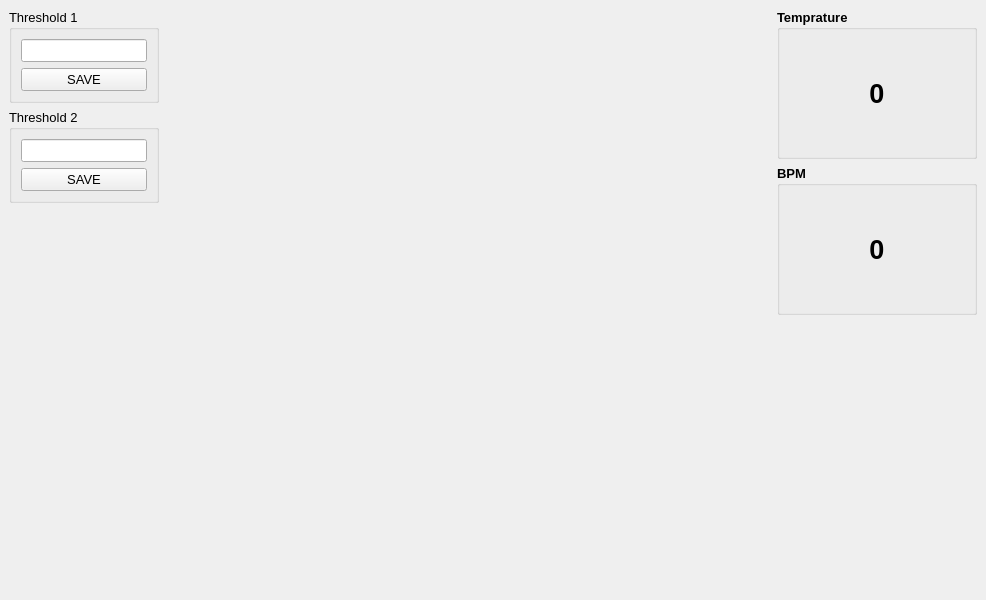
This is MainWindow.ui in faisalrao778/ECGSoftware as Qt 5 draws it before an edit. The edited form follows.
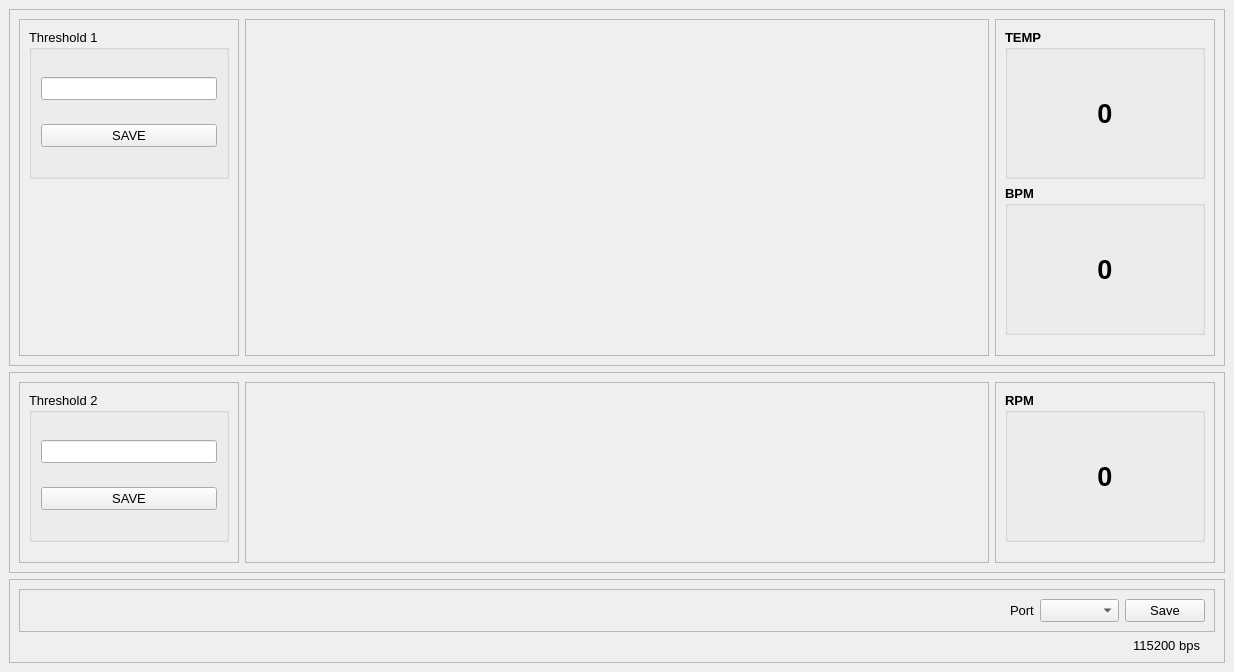
This is the edited form.

Commit message: Milestone tasks complete

Patch:
```diff
--- a/MainWindow.ui
+++ b/MainWindow.ui
@@ -6,8 +6,8 @@
    <rect>
     <x>0</x>
     <y>0</y>
-    <width>986</width>
-    <height>600</height>
+    <width>1234</width>
+    <height>672</height>
    </rect>
   </property>
   <property name="windowTitle">
@@ -21,6 +21,30 @@
        <enum>QLayout::SetDefaultConstraint</enum>
       </property>
       <item>
+       <widget class="QFrame" name="frame_ecg">
+        <property name="frameShape">
+         <enum>QFrame::StyledPanel</enum>
+        </property>
+        <property name="frameShadow">
+         <enum>QFrame::Raised</enum>
+        </property>
+        <layout class="QHBoxLayout" name="horizontalLayout_5">
+         <item>
+          <widget class="QFrame" name="frame_ecg_controls">
+           <property name="maximumSize">
+            <size>
+             <width>220</width>
+             <height>16777215</height>
+            </size>
+           </property>
+           <property name="frameShape">
+            <enum>QFrame::StyledPanel</enum>
+           </property>
+           <property name="frameShadow">
+            <enum>QFrame::Raised</enum>
+           </property>
+           <layout class="QVBoxLayout" name="verticalLayout_5">
+            <item>
        <widget class="QGroupBox" name="groupBox_threshold">
         <property name="sizePolicy">
          <sizepolicy hsizetype="Preferred" vsizetype="Preferred">
@@ -30,8 +54,8 @@
         </property>
         <property name="minimumSize">
          <size>
-          <width>150</width>
-          <height>0</height>
+                <width>200</width>
+                <height>150</height>
          </size>
         </property>
         <property name="maximumSize">
@@ -73,11 +97,207 @@
        </widget>
       </item>
       <item>
+             <spacer name="verticalSpacer">
+              <property name="orientation">
+               <enum>Qt::Vertical</enum>
+              </property>
+              <property name="sizeHint" stdset="0">
+               <size>
+                <width>20</width>
+                <height>40</height>
+               </size>
+              </property>
+             </spacer>
+            </item>
+           </layout>
+          </widget>
+         </item>
+         <item>
+          <widget class="QFrame" name="frame_ecg_chart">
+           <property name="frameShape">
+            <enum>QFrame::StyledPanel</enum>
+           </property>
+           <property name="frameShadow">
+            <enum>QFrame::Raised</enum>
+           </property>
+           <layout class="QVBoxLayout" name="verticalLayout_7">
+            <item>
+             <layout class="QGridLayout" name="gridLayout_chart1">
+              <property name="sizeConstraint">
+               <enum>QLayout::SetMaximumSize</enum>
+              </property>
+             </layout>
+            </item>
+            <item>
+             <spacer name="verticalSpacer_5">
+              <property name="orientation">
+               <enum>Qt::Vertical</enum>
+              </property>
+              <property name="sizeHint" stdset="0">
+               <size>
+                <width>20</width>
+                <height>40</height>
+               </size>
+              </property>
+             </spacer>
+            </item>
+           </layout>
+          </widget>
+         </item>
+         <item>
+          <widget class="QFrame" name="frame_ecg_data">
+           <property name="maximumSize">
+            <size>
+             <width>220</width>
+             <height>16777215</height>
+            </size>
+           </property>
+           <property name="frameShape">
+            <enum>QFrame::StyledPanel</enum>
+           </property>
+           <property name="frameShadow">
+            <enum>QFrame::Raised</enum>
+           </property>
+           <layout class="QVBoxLayout" name="verticalLayout_3">
+            <item>
+             <widget class="QGroupBox" name="groupBox_temp">
+              <property name="minimumSize">
+               <size>
+                <width>200</width>
+                <height>150</height>
+               </size>
+              </property>
+              <property name="maximumSize">
+               <size>
+                <width>200</width>
+                <height>150</height>
+               </size>
+              </property>
+              <property name="font">
+               <font>
+                <pointsize>10</pointsize>
+                <weight>75</weight>
+                <bold>true</bold>
+               </font>
+              </property>
+              <property name="title">
+               <string>TEMP</string>
+              </property>
+              <layout class="QHBoxLayout" name="horizontalLayout">
+               <item>
+                <widget class="QLabel" name="label_temp">
+                 <property name="font">
+                  <font>
+                   <pointsize>20</pointsize>
+                   <weight>75</weight>
+                   <bold>true</bold>
+                  </font>
+                 </property>
+                 <property name="text">
+                  <string>0</string>
+                 </property>
+                 <property name="alignment">
+                  <set>Qt::AlignCenter</set>
+                 </property>
+                </widget>
+               </item>
+              </layout>
+             </widget>
+            </item>
+            <item>
+             <widget class="QGroupBox" name="groupBox_bpm">
+              <property name="minimumSize">
+               <size>
+                <width>200</width>
+                <height>150</height>
+               </size>
+              </property>
+              <property name="maximumSize">
+               <size>
+                <width>200</width>
+                <height>150</height>
+               </size>
+              </property>
+              <property name="font">
+               <font>
+                <pointsize>10</pointsize>
+                <weight>75</weight>
+                <bold>true</bold>
+               </font>
+              </property>
+              <property name="title">
+               <string>BPM</string>
+              </property>
+              <layout class="QHBoxLayout" name="horizontalLayout_3">
+               <item>
+                <widget class="QLabel" name="label_bpm">
+                 <property name="font">
+                  <font>
+                   <pointsize>20</pointsize>
+                   <weight>75</weight>
+                   <bold>true</bold>
+                  </font>
+                 </property>
+                 <property name="text">
+                  <string>0</string>
+                 </property>
+                 <property name="alignment">
+                  <set>Qt::AlignCenter</set>
+                 </property>
+                </widget>
+               </item>
+              </layout>
+             </widget>
+            </item>
+            <item>
+             <spacer name="verticalSpacer_3">
+              <property name="orientation">
+               <enum>Qt::Vertical</enum>
+              </property>
+              <property name="sizeHint" stdset="0">
+               <size>
+                <width>20</width>
+                <height>40</height>
+               </size>
+              </property>
+             </spacer>
+            </item>
+           </layout>
+          </widget>
+         </item>
+        </layout>
+       </widget>
+      </item>
+      <item>
+       <widget class="QFrame" name="frame_resp">
+        <property name="frameShape">
+         <enum>QFrame::StyledPanel</enum>
+        </property>
+        <property name="frameShadow">
+         <enum>QFrame::Raised</enum>
+        </property>
+        <layout class="QHBoxLayout" name="horizontalLayout_6">
+         <item>
+          <widget class="QFrame" name="frame_resp_controls">
+           <property name="maximumSize">
+            <size>
+             <width>220</width>
+             <height>16777215</height>
+            </size>
+           </property>
+           <property name="frameShape">
+            <enum>QFrame::StyledPanel</enum>
+           </property>
+           <property name="frameShadow">
+            <enum>QFrame::Raised</enum>
+           </property>
+           <layout class="QVBoxLayout" name="verticalLayout_6">
+            <item>
        <widget class="QGroupBox" name="groupBox_threshold2">
         <property name="minimumSize">
          <size>
-          <width>150</width>
-          <height>0</height>
+                <width>200</width>
+                <height>150</height>
          </size>
         </property>
         <property name="maximumSize">
@@ -113,7 +333,7 @@
        </widget>
       </item>
       <item>
-       <spacer name="verticalSpacer_threshold">
+             <spacer name="verticalSpacer_2">
         <property name="orientation">
          <enum>Qt::Vertical</enum>
         </property>
@@ -126,138 +346,217 @@
        </spacer>
       </item>
      </layout>
+          </widget>
     </item>
     <item>
-     <layout class="QVBoxLayout" name="chartDisplayLayout">
+          <widget class="QFrame" name="frame_resp_chart">
+           <property name="frameShape">
+            <enum>QFrame::StyledPanel</enum>
+           </property>
+           <property name="frameShadow">
+            <enum>QFrame::Raised</enum>
+           </property>
+           <layout class="QVBoxLayout" name="verticalLayout_8">
       <item>
        <layout class="QGridLayout" name="gridLayout_chart1"/>
       </item>
       <item>
-       <spacer name="horizontalSpacer_2">
+             <spacer name="verticalSpacer_6">
+              <property name="orientation">
+               <enum>Qt::Vertical</enum>
+              </property>
+              <property name="sizeHint" stdset="0">
+               <size>
+                <width>20</width>
+                <height>40</height>
+               </size>
+              </property>
+             </spacer>
+            </item>
+           </layout>
+          </widget>
+         </item>
+         <item>
+          <widget class="QFrame" name="frame_resp_data">
+           <property name="maximumSize">
+            <size>
+             <width>220</width>
+             <height>16777215</height>
+            </size>
+           </property>
+           <property name="frameShape">
+            <enum>QFrame::StyledPanel</enum>
+           </property>
+           <property name="frameShadow">
+            <enum>QFrame::Raised</enum>
+           </property>
+           <layout class="QVBoxLayout" name="verticalLayout_4">
+            <item>
+             <widget class="QGroupBox" name="groupBox_rpm">
+              <property name="minimumSize">
+               <size>
+                <width>200</width>
+                <height>150</height>
+               </size>
+              </property>
+              <property name="maximumSize">
+               <size>
+                <width>200</width>
+                <height>150</height>
+               </size>
+              </property>
+              <property name="font">
+               <font>
+                <pointsize>10</pointsize>
+                <weight>75</weight>
+                <bold>true</bold>
+               </font>
+              </property>
+              <property name="title">
+               <string>RPM</string>
+              </property>
+              <layout class="QHBoxLayout" name="horizontalLayout_4">
+               <item>
+                <widget class="QLabel" name="label_rpm">
+                 <property name="font">
+                  <font>
+                   <pointsize>20</pointsize>
+                   <weight>75</weight>
+                   <bold>true</bold>
+                  </font>
+                 </property>
+                 <property name="text">
+                  <string>0</string>
+                 </property>
+                 <property name="alignment">
+                  <set>Qt::AlignCenter</set>
+                 </property>
+                </widget>
+               </item>
+              </layout>
+             </widget>
+            </item>
+            <item>
+             <spacer name="verticalSpacer_4">
+              <property name="orientation">
+               <enum>Qt::Vertical</enum>
+              </property>
+              <property name="sizeHint" stdset="0">
+               <size>
+                <width>20</width>
+                <height>40</height>
+               </size>
+              </property>
+             </spacer>
+            </item>
+           </layout>
+          </widget>
+         </item>
+        </layout>
+       </widget>
+      </item>
+      <item>
+       <widget class="QFrame" name="frame_port_setting">
+        <property name="minimumSize">
+         <size>
+          <width>0</width>
+          <height>0</height>
+         </size>
+        </property>
+        <property name="frameShape">
+         <enum>QFrame::StyledPanel</enum>
+        </property>
+        <property name="frameShadow">
+         <enum>QFrame::Raised</enum>
+        </property>
+        <layout class="QVBoxLayout" name="verticalLayout_9">
+         <item>
+          <widget class="QFrame" name="frame">
+           <property name="font">
+            <font>
+             <pointsize>10</pointsize>
+            </font>
+           </property>
+           <property name="frameShape">
+            <enum>QFrame::StyledPanel</enum>
+           </property>
+           <property name="frameShadow">
+            <enum>QFrame::Raised</enum>
+           </property>
+           <layout class="QHBoxLayout" name="horizontalLayout_8">
+            <item>
+             <spacer name="horizontalSpacer">
         <property name="orientation">
          <enum>Qt::Horizontal</enum>
         </property>
         <property name="sizeHint" stdset="0">
          <size>
-          <width>1000</width>
+                <width>40</width>
           <height>20</height>
          </size>
         </property>
        </spacer>
       </item>
       <item>
-       <layout class="QGridLayout" name="gridLayout_chart2"/>
-      </item>
-     </layout>
-    </item>
-    <item>
-     <layout class="QVBoxLayout" name="valueDisplayLayout" stretch="0,0,0">
-      <property name="sizeConstraint">
-       <enum>QLayout::SetDefaultConstraint</enum>
-      </property>
-      <item>
-       <widget class="QGroupBox" name="groupBox">
-        <property name="minimumSize">
-         <size>
-          <width>200</width>
-          <height>150</height>
-         </size>
-        </property>
-        <property name="maximumSize">
-         <size>
-          <width>200</width>
-          <height>150</height>
-         </size>
-        </property>
-        <property name="font">
-         <font>
-          <pointsize>10</pointsize>
-          <weight>75</weight>
-          <bold>true</bold>
-         </font>
-        </property>
-        <property name="title">
-         <string>Temprature</string>
-        </property>
-        <layout class="QHBoxLayout" name="horizontalLayout">
-         <item>
-          <widget class="QLabel" name="label_temprature">
-           <property name="font">
-            <font>
-             <pointsize>20</pointsize>
-             <weight>75</weight>
-             <bold>true</bold>
-            </font>
-           </property>
-           <property name="text">
-            <string>0</string>
-           </property>
-           <property name="alignment">
-            <set>Qt::AlignCenter</set>
-           </property>
-          </widget>
-         </item>
-        </layout>
-       </widget>
-      </item>
-      <item>
-       <widget class="QGroupBox" name="groupBox_2">
-        <property name="minimumSize">
-         <size>
-          <width>200</width>
-          <height>150</height>
-         </size>
-        </property>
-        <property name="maximumSize">
-         <size>
-          <width>200</width>
-          <height>150</height>
-         </size>
-        </property>
-        <property name="font">
-         <font>
-          <pointsize>10</pointsize>
-          <weight>75</weight>
-          <bold>true</bold>
-         </font>
-        </property>
-        <property name="title">
-         <string>BPM</string>
-        </property>
-        <layout class="QHBoxLayout" name="horizontalLayout_3">
-         <item>
           <widget class="QLabel" name="label">
+              <property name="maximumSize">
+               <size>
+                <width>100</width>
+                <height>16777215</height>
+               </size>
+              </property>
+              <property name="text">
+               <string>Port</string>
+              </property>
+             </widget>
+            </item>
+            <item>
+             <widget class="QComboBox" name="comboBox_port_num">
+              <property name="maximumSize">
+               <size>
+                <width>100</width>
+                <height>25</height>
+               </size>
+              </property>
+             </widget>
+            </item>
+            <item>
+             <widget class="QPushButton" name="pushButton_save_port">
+              <property name="maximumSize">
+               <size>
+                <width>100</width>
+                <height>25</height>
+               </size>
+              </property>
+              <property name="text">
+               <string>Save</string>
+              </property>
+             </widget>
+            </item>
+           </layout>
+          </widget>
+         </item>
+         <item>
+          <widget class="QLabel" name="label_2">
            <property name="font">
             <font>
-             <pointsize>20</pointsize>
-             <weight>75</weight>
-             <bold>true</bold>
+             <pointsize>10</pointsize>
             </font>
            </property>
            <property name="text">
-            <string>0</string>
+            <string>115200 bps</string>
            </property>
            <property name="alignment">
-            <set>Qt::AlignCenter</set>
+            <set>Qt::AlignRight|Qt::AlignTrailing|Qt::AlignVCenter</set>
+           </property>
+           <property name="indent">
+            <number>15</number>
            </property>
           </widget>
          </item>
         </layout>
        </widget>
       </item>
-      <item>
-       <spacer name="verticalSpacer">
-        <property name="orientation">
-         <enum>Qt::Vertical</enum>
-        </property>
-        <property name="sizeHint" stdset="0">
-         <size>
-          <width>20</width>
-          <height>40</height>
-         </size>
-        </property>
-       </spacer>
-      </item>
      </layout>
     </item>
    </layout>
```
Left out of the diff: 2 changed lines with no effect on the pictures. Lines whose indentation alone changed are shown as unchanged. The commit also changes 2 other files.
